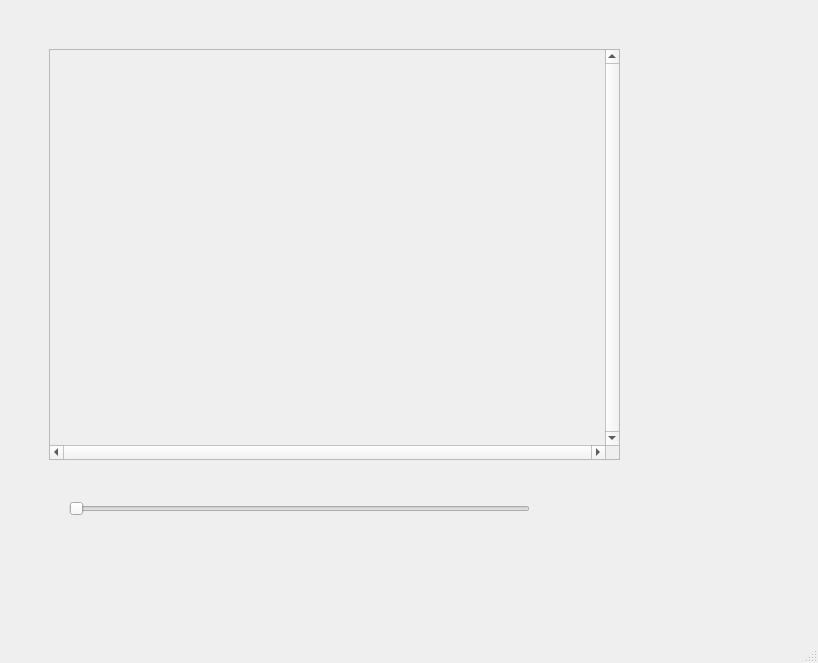
Above: python_test/python_test/ui_test.ui from myzonexu/git_test before the change. Below: the same form after it.
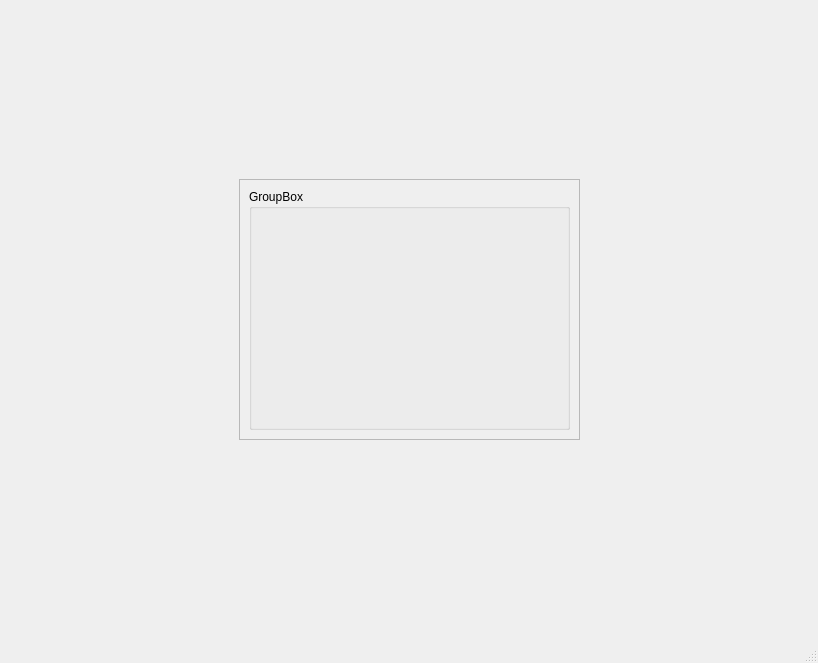
That is the form after the change.

The edit to the form file:
```diff
--- a/python_test/python_test/ui_test.ui
+++ b/python_test/python_test/ui_test.ui
@@ -26,17 +26,17 @@
       <widget class="QScrollArea" name="scrollArea_2">
        <property name="geometry">
         <rect>
-         <x>40</x>
-         <y>40</y>
-         <width>571</width>
-         <height>411</height>
+         <x>230</x>
+         <y>170</y>
+         <width>341</width>
+         <height>261</height>
         </rect>
        </property>
-       <property name="verticalScrollBarPolicy">
-        <enum>Qt::ScrollBarAlwaysOn</enum>
-       </property>
-       <property name="horizontalScrollBarPolicy">
-        <enum>Qt::ScrollBarAlwaysOn</enum>
+       <property name="sizePolicy">
+        <sizepolicy hsizetype="Fixed" vsizetype="Fixed">
+         <horstretch>0</horstretch>
+         <verstretch>0</verstretch>
+        </sizepolicy>
        </property>
        <property name="widgetResizable">
         <bool>true</bool>
@@ -46,25 +46,21 @@
          <rect>
           <x>0</x>
           <y>0</y>
-          <width>552</width>
-          <height>392</height>
+          <width>339</width>
+          <height>259</height>
          </rect>
         </property>
+        <layout class="QVBoxLayout" name="verticalLayout_2">
+         <item>
+          <widget class="QGroupBox" name="groupBox">
+           <property name="title">
+            <string>GroupBox</string>
+           </property>
+          </widget>
+         </item>
+        </layout>
        </widget>
       </widget>
-      <widget class="QSlider" name="horizontalSlider">
-       <property name="geometry">
-        <rect>
-         <x>60</x>
-         <y>490</y>
-         <width>461</width>
-         <height>19</height>
-        </rect>
-       </property>
-       <property name="orientation">
-        <enum>Qt::Horizontal</enum>
-       </property>
-      </widget>
      </widget>
     </item>
    </layout>
```
Left out of the diff: 2 changed lines with no effect on the pictures.
